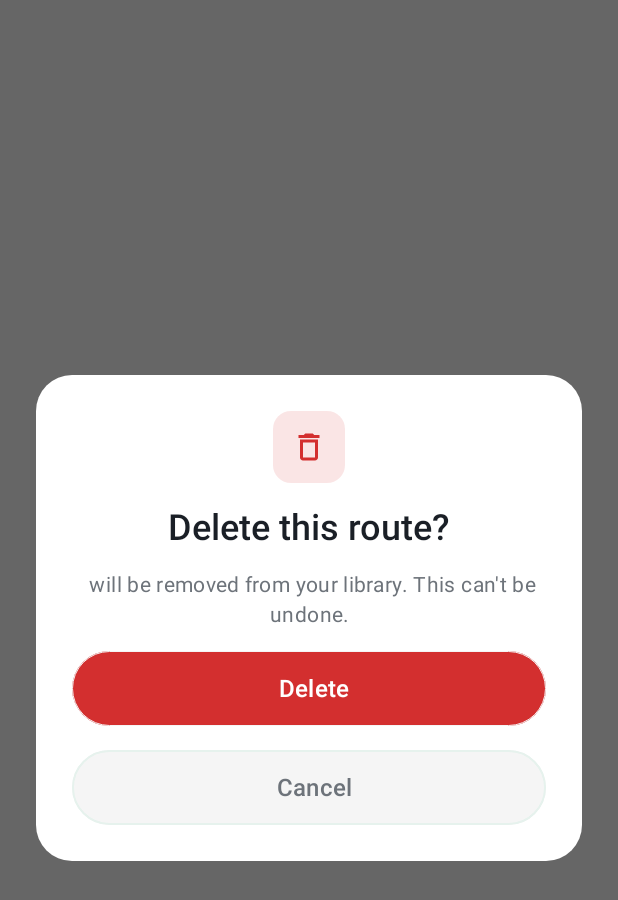
After one commit to dimitrije53592/Rygg, an Android app built with Jetpack Compose: the composable DeleteEntryDialog called with empty values, on a phone screen of 412 x 824 dp. The commit adds this screen. Shown: the top 900 px of the screen. Run offline under Robolectric (Android 15) with nearby library versions, the light colour scheme and no system bars; 3 statements that could not run were skipped.

Commit message:
Delete confirmation dialog added

```diff
--- /dev/null
+++ b/app/src/main/java/com/example/rygg/core/ui/components/RyggDialog.kt
@@ -0,0 +1,92 @@
+package com.example.rygg.core.ui.components
+
+import androidx.compose.foundation.background
+import androidx.compose.foundation.layout.Arrangement
+import androidx.compose.foundation.layout.Box
+import androidx.compose.foundation.layout.Column
+import androidx.compose.foundation.layout.ColumnScope
+import androidx.compose.foundation.layout.fillMaxWidth
+import androidx.compose.foundation.layout.padding
+import androidx.compose.foundation.layout.size
+import androidx.compose.foundation.rememberScrollState
+import androidx.compose.foundation.shape.RoundedCornerShape
+import androidx.compose.foundation.verticalScroll
+import androidx.compose.material3.Icon
+import androidx.compose.material3.Text
+import androidx.compose.runtime.Composable
+import androidx.compose.ui.Alignment
+import androidx.compose.ui.Modifier
+import androidx.compose.ui.draw.clip
+import androidx.compose.ui.graphics.Color
+import androidx.compose.ui.graphics.vector.ImageVector
+import androidx.compose.ui.text.style.TextAlign
+import androidx.compose.ui.window.Dialog
+import androidx.compose.ui.window.DialogProperties
+import com.example.rygg.core.ui.theme.RyggColor
+import com.example.rygg.core.ui.theme.RyggTheme
+
+/**
+ * Shared dialog shell: the same elevated card the auth screens use, with an optional icon badge,
+ * a title and a centred message. Callers fill the slot with their own body and action buttons so
+ * the action hierarchy stays explicit at each call site.
+ */
+@Composable
+fun RyggDialog(
+    title: String,
+    onDismissRequest: () -> Unit,
+    modifier: Modifier = Modifier,
+    icon: ImageVector? = null,
+    iconTint: Color = RyggTheme.getColor(RyggColor.BrandGreen),
+    iconBackgroundColor: Color = RyggTheme.getColor(RyggColor.MossSurface),
+    message: String? = null,
+    content: @Composable ColumnScope.() -> Unit
+) {
+    Dialog(
+        onDismissRequest = onDismissRequest,
+        properties = DialogProperties(usePlatformDefaultWidth = false)
+    ) {
+        Column(
+            modifier = modifier
+                .padding(horizontal = RyggTheme.dimens.commonContentPadding24)
+                .fillMaxWidth()
+                .clip(RoundedCornerShape(RyggTheme.dimens.radius24))
+                .background(RyggTheme.getColor(RyggColor.SurfaceElevated))
+                .verticalScroll(rememberScrollState())
+                .padding(RyggTheme.dimens.commonContentPadding24),
+            verticalArrangement = Arrangement.spacedBy(RyggTheme.dimens.commonSpacing16),
+            horizontalAlignment = Alignment.CenterHorizontally
+        ) {
+            icon?.let {
+                Box(
+                    modifier = Modifier
+                        .size(RyggTheme.dimens.iconSize48)
+                        .clip(RoundedCornerShape(RyggTheme.dimens.radius12))
+                        .background(iconBackgroundColor),
+                    contentAlignment = Alignment.Center
+                ) {
+                    Icon(
+                        imageVector = it,
+                        contentDescription = null,
+                        tint = iconTint,
+                        modifier = Modifier.size(RyggTheme.dimens.iconSize24)
+                    )
+                }
+            }
+            Text(
+                text = title,
+                style = RyggTheme.typography.headlineSmall,
+                color = RyggTheme.getColor(RyggColor.TextPrimary),
+                textAlign = TextAlign.Center
+            )
+            message?.let {
+                Text(
+                    text = it,
+                    style = RyggTheme.typography.bodyMedium,
+                    color = RyggTheme.getColor(RyggColor.TextSecondary),
+                    textAlign = TextAlign.Center
+                )
+            }
+            content()
+        }
+    }
+}
--- /dev/null
+++ b/app/src/main/java/com/example/rygg/feature/library/ui/components/DeleteEntryDialog.kt
@@ -0,0 +1,64 @@
+package com.example.rygg.feature.library.ui.components
+
+import androidx.compose.foundation.layout.fillMaxWidth
+import androidx.compose.material.icons.Icons
+import androidx.compose.material.icons.outlined.DeleteOutline
+import androidx.compose.runtime.Composable
+import androidx.compose.ui.Modifier
+import androidx.compose.ui.res.stringResource
+import androidx.compose.ui.tooling.preview.Preview
+import com.example.rygg.R
+import com.example.rygg.core.ui.components.RyggDialog
+import com.example.rygg.core.ui.components.RyggPrimaryButton
+import com.example.rygg.core.ui.theme.RyggColor
+import com.example.rygg.core.ui.theme.RyggTheme
+
+/**
+ * Guards the swipe-to-delete gesture on the library. Dismissing (back / outside tap) cancels,
+ * so only the explicit Delete press removes the route.
+ */
+@Composable
+internal fun DeleteEntryDialog(
+    entryName: String,
+    onConfirm: () -> Unit,
+    onCancel: () -> Unit
+) {
+    RyggDialog(
+        title = stringResource(R.string.library_delete_title),
+        onDismissRequest = onCancel,
+        icon = Icons.Outlined.DeleteOutline,
+        iconTint = RyggTheme.getColor(RyggColor.Error),
+        iconBackgroundColor = RyggTheme.getColor(RyggColor.Error).copy(alpha = ERROR_BADGE_ALPHA),
+        message = stringResource(R.string.library_delete_message, entryName)
+    ) {
+        RyggPrimaryButton(
+            text = stringResource(R.string.library_delete_confirm),
+            onClick = onConfirm,
+            modifier = Modifier.fillMaxWidth(),
+            backgroundColor = RyggTheme.getColor(RyggColor.Error)
+        )
+        RyggPrimaryButton(
+            text = stringResource(R.string.library_delete_cancel),
+            onClick = onCancel,
+            modifier = Modifier.fillMaxWidth(),
+            textColor = RyggTheme.getColor(RyggColor.TextSecondary),
+            backgroundColor = RyggTheme.getColor(RyggColor.Surface),
+            borderWidth = RyggTheme.dimens.border1,
+            borderColor = RyggTheme.getColor(RyggColor.Outline)
+        )
+    }
+}
+
+private const val ERROR_BADGE_ALPHA = 0.12f
+
+@Preview
+@Composable
+private fun DeleteEntryDialogPreview() {
+    RyggTheme {
+        DeleteEntryDialog(
+            entryName = "Triglav north face",
+            onConfirm = {},
+            onCancel = {}
+        )
+    }
+}
--- a/app/src/main/res/values/strings.xml
+++ b/app/src/main/res/values/strings.xml
@@ -91,6 +91,10 @@
     <string name="library_empty_title">No activities yet</string>
     <string name="library_empty_subtitle">Import a GPX file to get started</string>
     <string name="library_delete">Delete</string>
+    <string name="library_delete_title">Delete this route?</string>
+    <string name="library_delete_message">%1$s will be removed from your library. This can\'t be undone.</string>
+    <string name="library_delete_confirm">Delete</string>
+    <string name="library_delete_cancel">Cancel</string>
     <string name="library_sort_name">Name</string>
     <string name="library_sort_date">Date</string>
     <string name="library_sort">Change sorting</string>
```
Also changed, not shown: app/src/main/java/com/example/rygg/core/ui/components/SwipeToDeleteBox.kt (+7 -6 lines), app/src/main/java/com/example/rygg/feature/auth/ui/components/SkipSignInDialog.kt (+10 -47 lines), app/src/main/java/com/example/rygg/feature/library/ui/screen/LibraryScreen.kt (+17 -3 lines), 1 other file.
